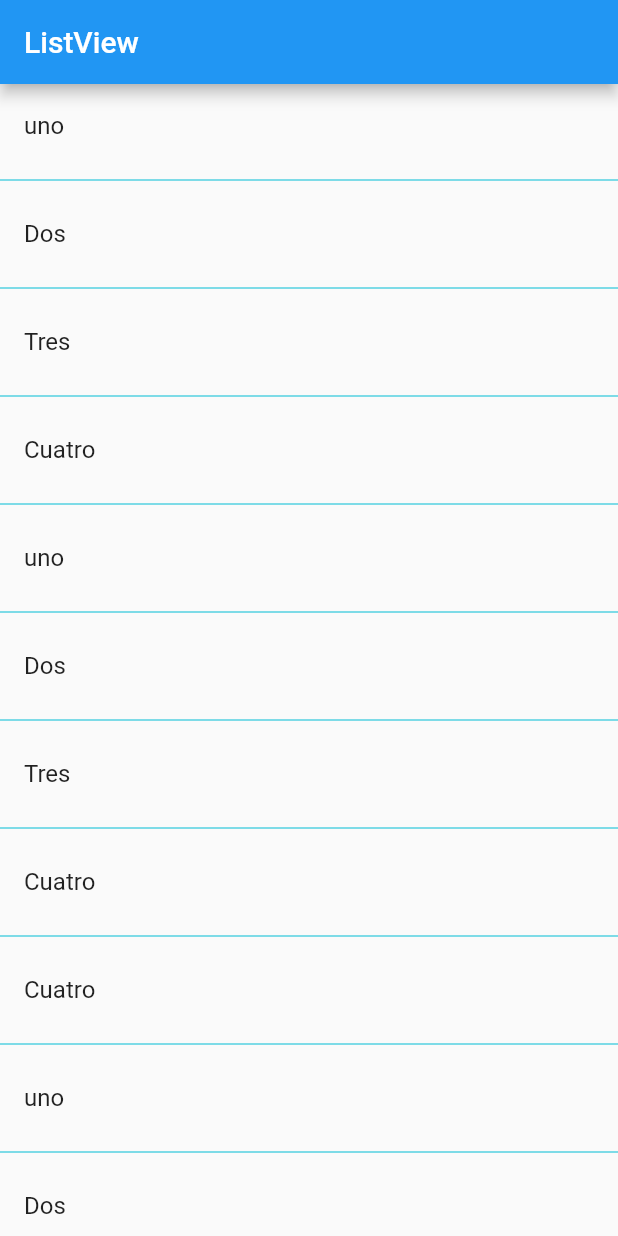
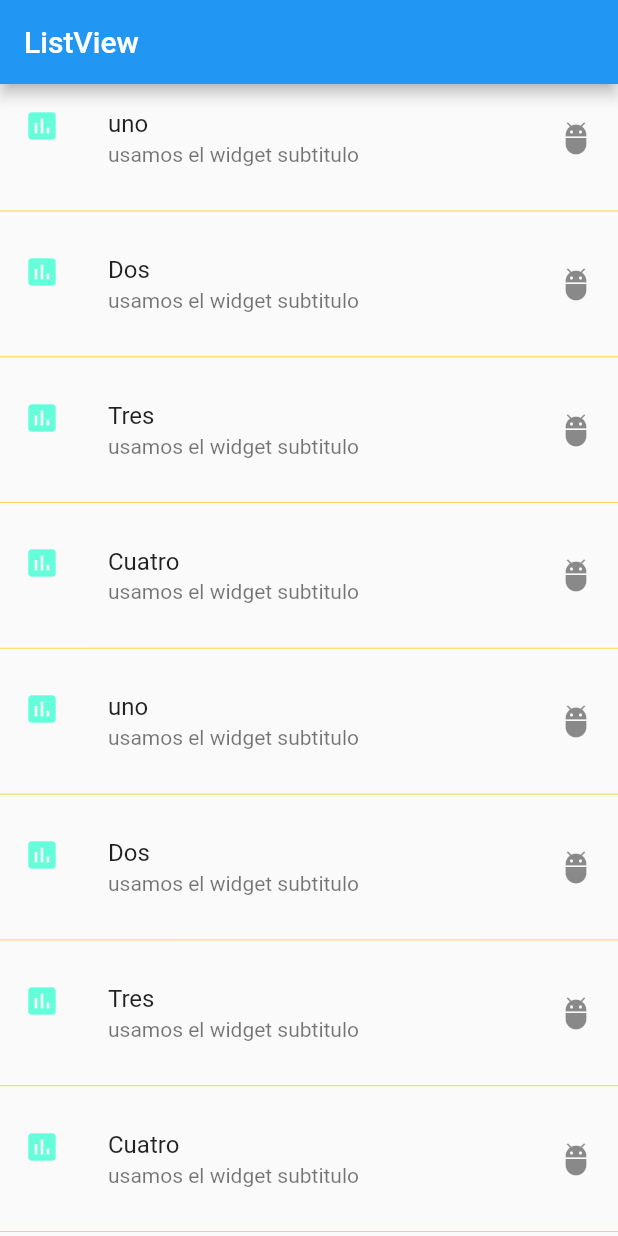
Before and after one commit to ulises-m17/Flutter_listasDinamicas, a Flutter app: the screen it shows after launch, on a phone screen of 412 x 824 dp. Run offline on Flutter 3.47's test engine with Material 2 defaults, Android fonts, the phone set to English and light mode, and no system bars.

Commit message:
Ahora agregamos la lista de widgets pero con un metodo map, es mas facil y agregamos mas widgets al listView

```diff
--- a/lib/main.dart
+++ b/lib/main.dart
@@ -12,11 +12,6 @@ class MyApp extends StatelessWidget {
     "Dos",
     "Tres",
     "Cuatro",
-    "Cuatro",
-    "uno",
-    "Dos",
-    "Tres",
-    "Cuatro"
   ];
   final subtitulos = ["sub", "sub", "sub"];
 
@@ -31,12 +26,12 @@ class MyApp extends StatelessWidget {
             ),
             body: ListView(
               children:
-                  _listaDinamica(), // MANDAMOS LLAMAR AL WIDGET LISTTITLE QUE ESTA EN EL METODO LISTADINAMICA
+                  _Metodo_con_Map(), // MANDAMOS LLAMAR AL WIDGET LISTTITLE QUE ESTA EN EL METODO LISTADINAMICA
             )));
   }
 
 // CON ESTE METODO SE RECORRE LA LISTA DECLARA AL PRINCIPIO Y SE VA CREANDO EL WIDGET DE TIPO LIST CON SUS TITULOS
-
+/*
   List<Widget> _listaDinamica() {
     // DECLARAMOS UN METODO DE TIPO LIST WIGET PRIVADO _
 
@@ -55,5 +50,29 @@ class MyApp extends StatelessWidget {
         ));
     }
     return lista_mostrar; // RETORNAMOS LA NUEVA LISTA
+  }*/
+
+  List<Widget> _Metodo_con_Map() {
+    var titulo = titulos.map((elementos) {
+      return Column(
+        children: [
+          ListTile(
+            title: Text(elementos),
+            subtitle: Text(
+                "usamos el widget subtitulo"), // este widget agrega un subtitulo
+            trailing: Icon(Icons.adb), // agrega un icono al final
+            leading: Icon(Icons.assessment,
+                color: Colors.tealAccent), // agrega un icono al inicio
+            onTap: () => null, // agrega un metodo al hacer clic en la lista
+          ),
+          Divider(
+            // agrega un divisor para cada elemento
+            color: Colors.amber[300],
+            height: 25.2,
+          )
+        ],
+      );
+    }).toList();
+    return titulo;
   }
 }
```
